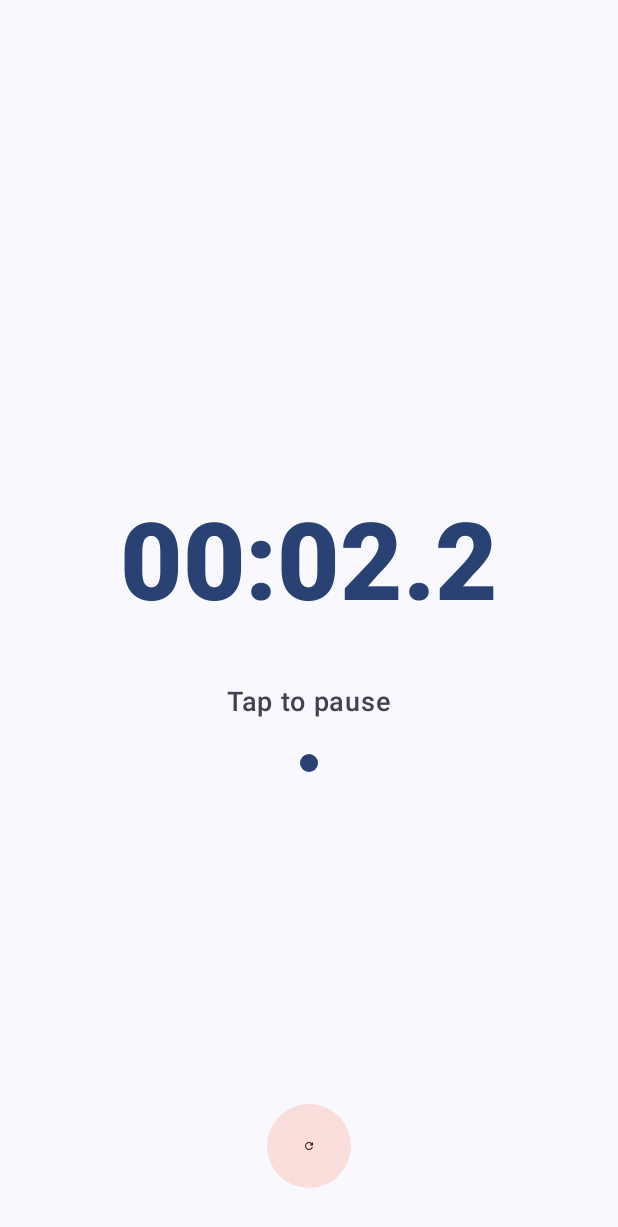
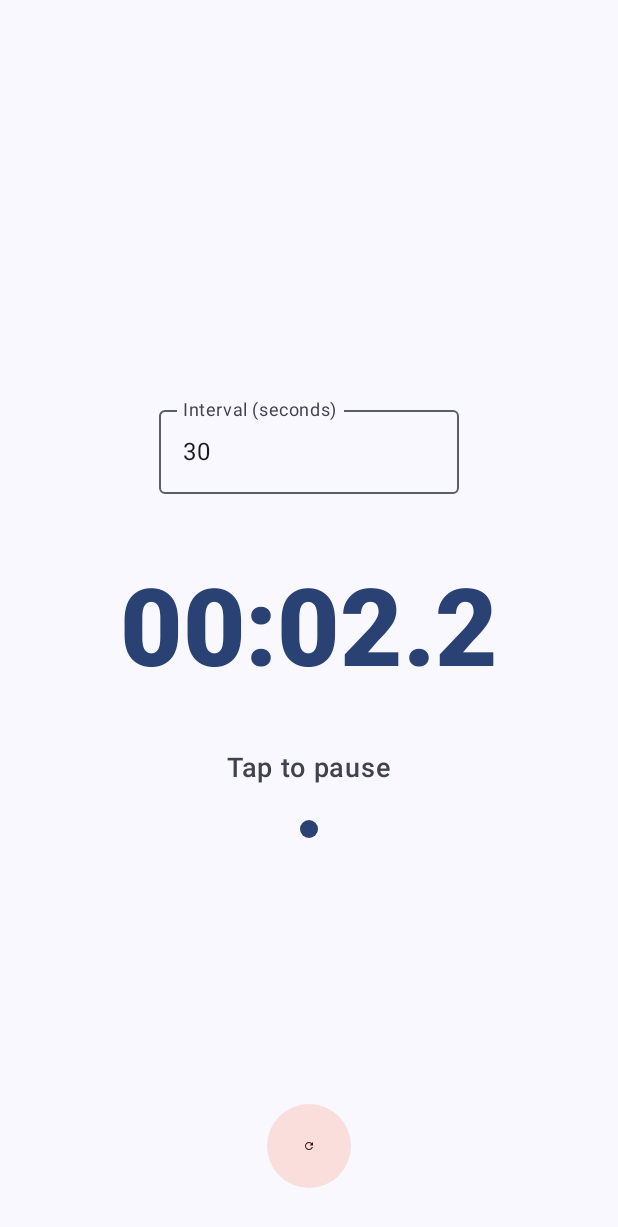
Before and after one commit to whiskybar/SimpleStopWatch, an Android app built with Jetpack Compose: the screen it shows after launch (MainActivity), after a tap on an icon or button, on a phone screen of 412 x 824 dp. Shown: the top 1227 px of the screen. Run offline under Robolectric (Android 15) with nearby library versions, the phone set to English and light mode, and no system bars.

Commit message:
added flashing at intervals

```diff
--- a/app/src/main/java/com/example/simplestopwatch/MainActivity.kt
+++ b/app/src/main/java/com/example/simplestopwatch/MainActivity.kt
@@ -4,10 +4,13 @@ import android.os.Bundle
 import androidx.activity.ComponentActivity
 import androidx.activity.compose.setContent
 import androidx.activity.enableEdgeToEdge
+import androidx.compose.animation.animateColorAsState
+import androidx.compose.animation.core.tween
 import androidx.compose.foundation.background
 import androidx.compose.foundation.clickable
 import androidx.compose.foundation.layout.*
 import androidx.compose.foundation.shape.CircleShape
+import androidx.compose.foundation.text.KeyboardOptions
 import androidx.compose.material.icons.Icons
 import androidx.compose.material.icons.filled.Refresh
 import androidx.compose.material3.*
@@ -15,7 +18,9 @@ import androidx.compose.runtime.*
 import androidx.compose.runtime.saveable.rememberSaveable
 import androidx.compose.ui.Alignment
 import androidx.compose.ui.Modifier
+import androidx.compose.ui.graphics.Color
 import androidx.compose.ui.text.font.FontWeight
+import androidx.compose.ui.text.input.KeyboardType
 import androidx.compose.ui.text.style.TextAlign
 import androidx.compose.ui.tooling.preview.Preview
 import androidx.compose.ui.unit.dp
@@ -48,6 +53,12 @@ fun StopwatchScreen() {
     // Additional state for handling configuration changes properly
     var lastSystemTime by rememberSaveable { mutableStateOf(System.currentTimeMillis()) }
     var accumulatedPauseTime by rememberSaveable { mutableStateOf(0L) }
+
+    // Interval alert feature state
+    var intervalSeconds by rememberSaveable { mutableStateOf(30) } // Default 30 seconds
+    var intervalText by rememberSaveable { mutableStateOf("30") } // Text field input
+    var isFlashing by rememberSaveable { mutableStateOf(false) } // Flash animation state
+    var lastFlashTime by rememberSaveable { mutableStateOf(0L) } // Prevent multiple flashes
 
     // Refined click logic functions with configuration change handling
     fun startTimer() {
@@ -82,6 +93,18 @@ fun StopwatchScreen() {
         totalPausedTime = 0L
         lastSystemTime = System.currentTimeMillis()
         accumulatedPauseTime = 0L
+        isFlashing = false // Clear flash state on reset
+        lastFlashTime = 0L // Reset flash tracking
+    }
+
+    // Handle interval text input
+    fun onIntervalTextChange(newText: String) {
+        intervalText = newText
+        // Update intervalSeconds if the text is a valid number
+        val newInterval = newText.toIntOrNull()
+        if (newInterval != null && newInterval > 0 && newInterval <= 3600) { // Max 1 hour
+            intervalSeconds = newInterval
+        }
     }
 
     // Handle time text click - refined logic
@@ -107,7 +130,23 @@ fun StopwatchScreen() {
             while (isRunning) {
                 delay(100L) // 100ms intervals for smooth millisecond updates
                 elapsedTime += 100L
+
+                // Check for interval milestones and trigger flash (without blocking timer)
+                val intervalMs = intervalSeconds * 1000L
+                if (elapsedTime > 0 && elapsedTime % intervalMs < 100L && elapsedTime != lastFlashTime) {
+                    isFlashing = true
+                    lastFlashTime = elapsedTime
+                    // Note: Flash duration is handled by separate LaunchedEffect below
+                }
             }
+        }
+    }
+
+    // Separate LaunchedEffect to handle flash duration without blocking timer
+    LaunchedEffect(isFlashing) {
+        if (isFlashing) {
+            delay(500L) // 500ms flash duration
+            isFlashing = false
         }
     }
 
@@ -154,10 +193,17 @@ fun StopwatchScreen() {
         }
     }
 
-    // Styled UI with dark theme support
+    // Flash animation - animate background color when interval is reached
+    val animatedBackgroundColor by animateColorAsState(
+        targetValue = if (isFlashing) Color.Yellow else MaterialTheme.colorScheme.surface,
+        animationSpec = tween(durationMillis = 250),
+        label = "flash_animation"
+    )
+
+    // Styled UI with dark theme support and flash animation
     Scaffold(
         modifier = Modifier.fillMaxSize(),
-        containerColor = MaterialTheme.colorScheme.surface
+        containerColor = animatedBackgroundColor // Apply flash animation to background
     ) { innerPadding ->
         Box(
             modifier = Modifier
@@ -170,6 +216,25 @@ fun StopwatchScreen() {
                 horizontalAlignment = Alignment.CenterHorizontally,
                 verticalArrangement = Arrangement.Center
             ) {
+                // Interval input field
+                OutlinedTextField(
+                    value = intervalText,
+                    onValueChange = { onIntervalTextChange(it) },
+                    label = { Text("Interval (seconds)") },
+                    modifier = Modifier
+                        .width(200.dp)
+                        .padding(bottom = 24.dp),
+                    keyboardOptions = KeyboardOptions(keyboardType = KeyboardType.Number),
+                    colors = OutlinedTextFieldDefaults.colors(
+                        focusedTextColor = MaterialTheme.colorScheme.onSurface,
+                        unfocusedTextColor = MaterialTheme.colorScheme.onSurface,
+                        focusedBorderColor = MaterialTheme.colorScheme.primary,
+                        unfocusedBorderColor = MaterialTheme.colorScheme.outline,
+                        focusedLabelColor = MaterialTheme.colorScheme.primary,
+                        unfocusedLabelColor = MaterialTheme.colorScheme.onSurfaceVariant
+                    )
+                )
+
                 // Large, bold, centered time display
                 Text(
                     text = formattedTime,
```
